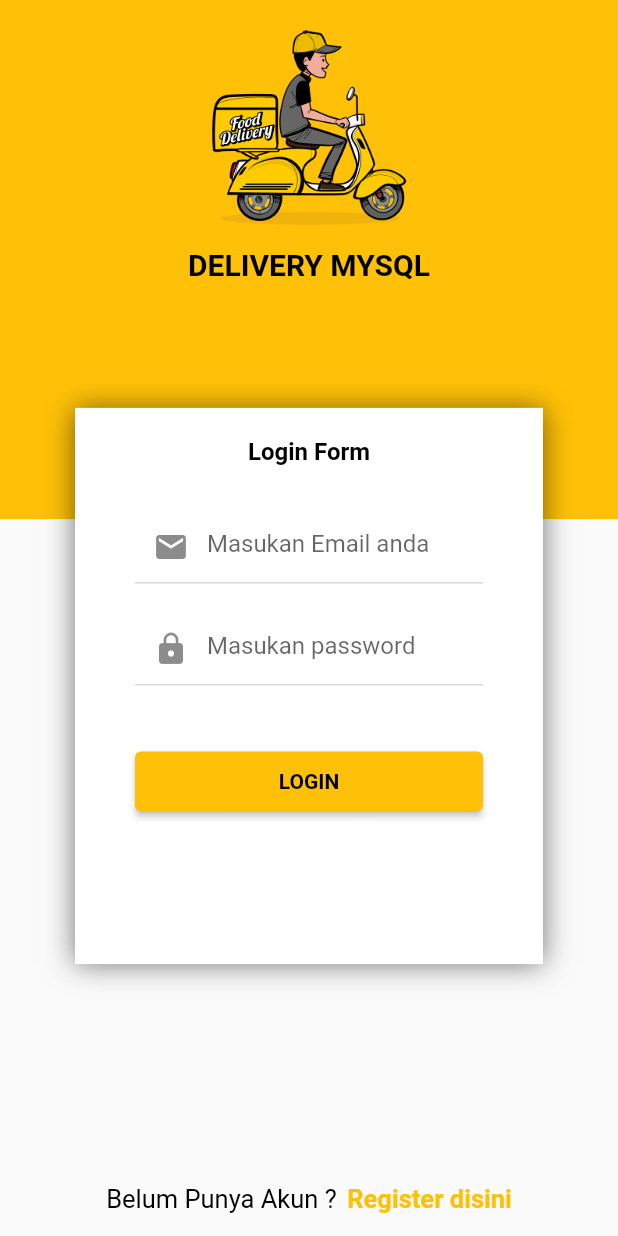
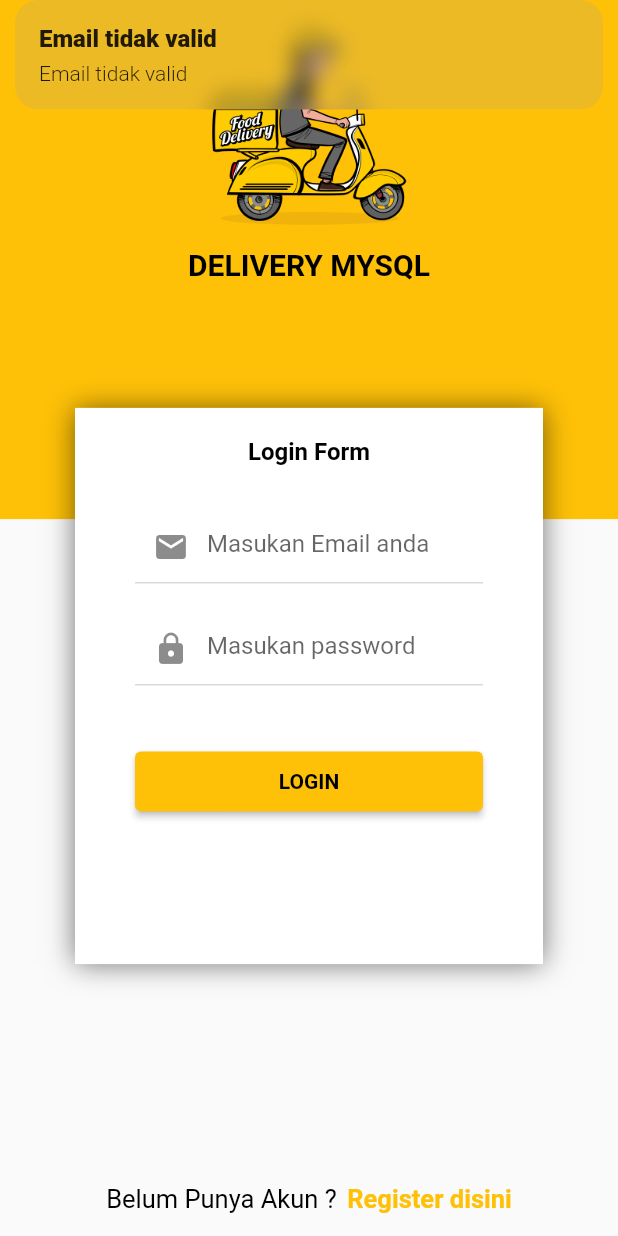
Before and after one commit to Teguh-Dev/food_delivery_mysql, a Flutter app: the screen it shows after launch, after a tap on "LOGIN", on a phone screen of 412 x 824 dp. Run offline on Flutter 3.47's test engine with Material 2 defaults, Android fonts, the phone set to English and light mode, and no system bars; our stand-ins replace get.

```diff
--- a/lib/main.dart
+++ b/lib/main.dart
@@ -1,5 +1,6 @@
 import 'package:flutter/material.dart';
 import 'package:food_delivery_mysql/src/pages/login/login_page.dart';
+import 'package:food_delivery_mysql/src/pages/register/register_page.dart';
 import 'package:get/get.dart';
 
 void main() {
@@ -26,9 +27,15 @@ class _MyAppState extends State<MyApp> {
         debugShowCheckedModeBanner: false,
         title: 'Delivery Udemy',
         initialRoute: '/',
-        getPages: [GetPage(name: '/', page: () => LoginPage())],
+        getPages: [
+          // ignore: prefer_const_constructors
+          GetPage(name: '/', page: () => LoginPage()),
+          // ignore: prefer_const_constructors
+          GetPage(name: '/register', page: () => RegisterPage())
+        ],
         theme: ThemeData(
             primaryColor: Colors.amber,
+            // ignore: prefer_const_constructors
             colorScheme: ColorScheme(
                 secondary: Colors.amberAccent,
                 primary: Colors.amber,
--- /dev/null
+++ b/lib/src/pages/login/login_controlller.dart
@@ -0,0 +1,43 @@
+import 'package:flutter/cupertino.dart';
+import 'package:get/get.dart';
+
+class LoginController extends GetxController {
+  TextEditingController emailController = TextEditingController();
+  TextEditingController passwordController = TextEditingController();
+  void goToRegisterPage() {
+    Get.toNamed('/register');
+  }
+
+  void login() {
+    String email = emailController.text.trim();
+    String password = passwordController.text.trim();
+
+    print('email ${email}');
+    print('password ${password}');
+
+    if (isValidForm(email, password)) {
+      Get.snackbar('Form is Valid', 'sekarang bisa ke http backend');
+    }
+
+    // Get.snackbar('EMail', email);
+    // Get.snackbar('Password', password);
+  }
+
+  bool isValidForm(String email, String password) {
+    if (!GetUtils.isEmail(email)) {
+      Get.snackbar('Email tidak valid', 'Email tidak valid');
+      return false;
+    }
+
+    if (email.isEmpty) {
+      Get.snackbar('Error Login Page', 'Email harus di isi');
+      return false;
+    }
+
+    if (password.isEmpty) {
+      Get.snackbar('Error Login Page', 'Email harus di isi');
+      return false;
+    }
+    return true;
+  }
+}
--- a/lib/src/pages/login/login_page.dart
+++ b/lib/src/pages/login/login_page.dart
@@ -1,9 +1,11 @@
 // ignore_for_file: prefer_const_constructors, prefer_const_literals_to_create_immutables
 
 import 'package:flutter/material.dart';
+import 'package:food_delivery_mysql/src/pages/login/login_controlller.dart';
+import 'package:get/get.dart';
 
 class LoginPage extends StatelessWidget {
-  const LoginPage({Key? key}) : super(key: key);
+  LoginController con = Get.put(LoginController());
 
   @override
   Widget build(BuildContext context) {
@@ -76,6 +78,7 @@ class LoginPage extends StatelessWidget {
     return Container(
       margin: EdgeInsets.symmetric(horizontal: 40, vertical: 10),
       child: TextField(
+        controller: con.emailController,
         keyboardType: TextInputType.emailAddress,
         decoration: InputDecoration(
             hintText: 'Masukan Email anda', prefixIcon: Icon(Icons.email)),
@@ -87,6 +90,7 @@ class LoginPage extends StatelessWidget {
     return Container(
       margin: EdgeInsets.symmetric(horizontal: 40, vertical: 10),
       child: TextField(
+        controller: con.passwordController,
         keyboardType: TextInputType.text,
         obscureText: true,
         decoration: InputDecoration(
@@ -100,7 +104,7 @@ class LoginPage extends StatelessWidget {
       width: double.infinity,
       margin: EdgeInsets.symmetric(horizontal: 40, vertical: 30),
       child: ElevatedButton(
-          onPressed: () {},
+          onPressed: () => con.login(),
           style: ElevatedButton.styleFrom(
               padding: EdgeInsets.symmetric(vertical: 12)),
           child: Text('LOGIN',
@@ -120,9 +124,14 @@ class LoginPage extends StatelessWidget {
         SizedBox(
           width: 7,
         ),
-        Text('Register disini',
-            style: TextStyle(
-                color: Colors.amber, fontWeight: FontWeight.bold, fontSize: 17))
+        GestureDetector(
+          onTap: () => con.goToRegisterPage(),
+          child: Text('Register disini',
+              style: TextStyle(
+                  color: Colors.amber,
+                  fontWeight: FontWeight.bold,
+                  fontSize: 17)),
+        )
       ],
     );
   }
```
Also changed, not shown: lib/src/pages/register/register_controller.dart (added, +79 -0 lines), lib/src/pages/register/register_page.dart (added, +191 -0 lines).
